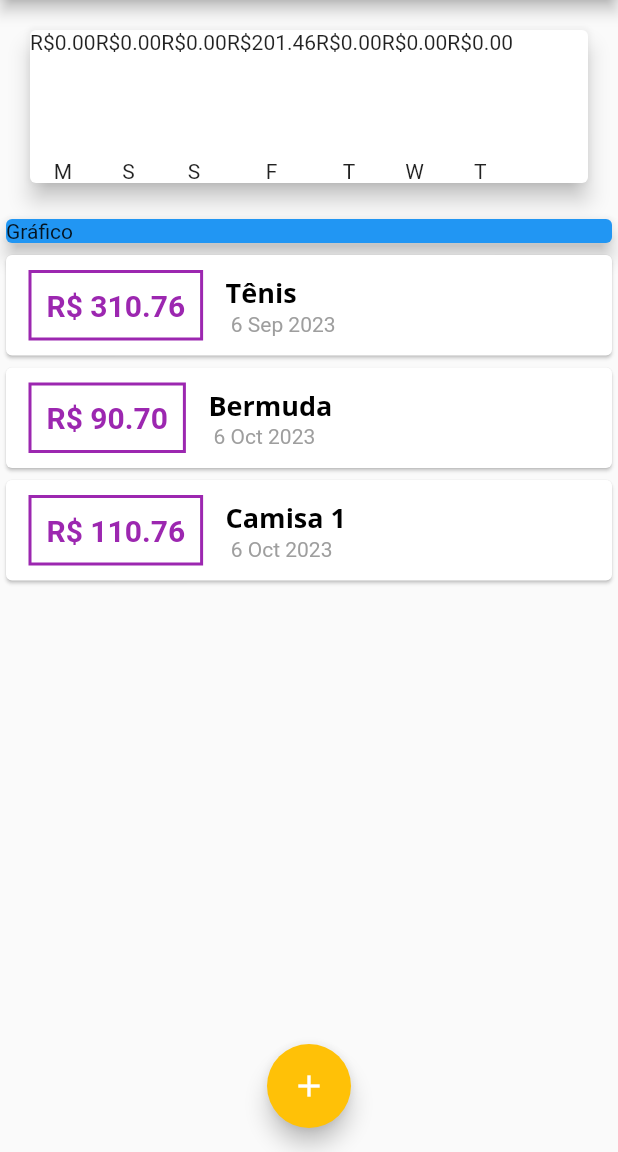
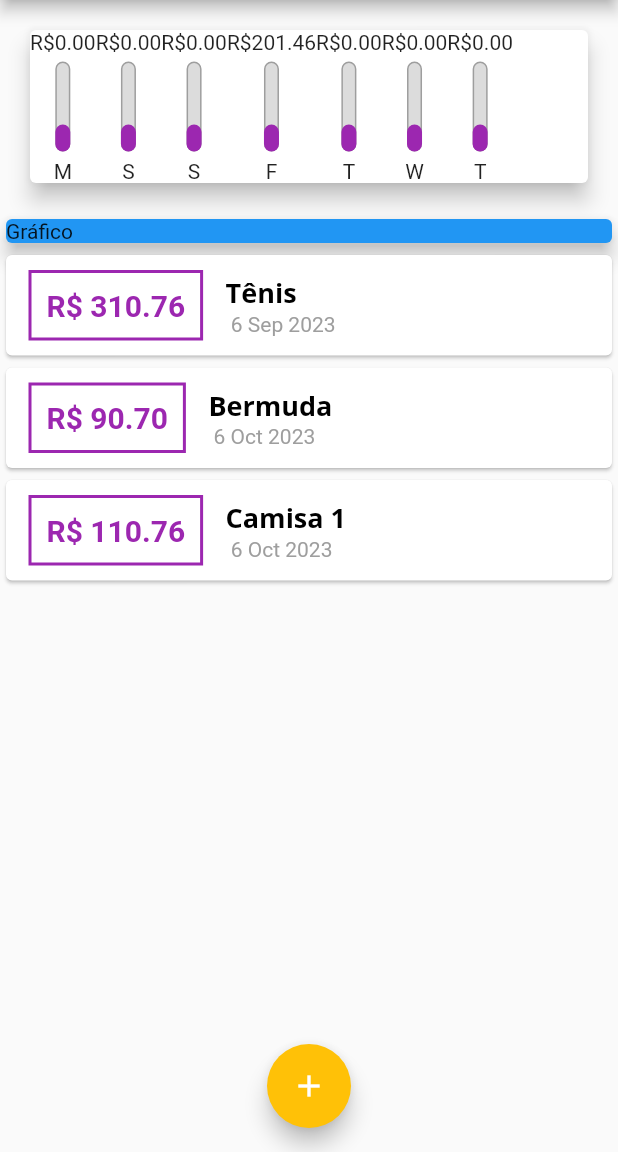
Before and after one commit to augustoprogramador/expenses, a Flutter app: the screen it shows after launch, on a phone screen of 412 x 824 dp, the part 84-1236 px from its top. Run offline on Flutter 3.47's test engine with Material 2 defaults, Android fonts, the phone set to English and light mode, and no system bars.

Commit message:
Exibindo o gráfico na tela

```diff
--- a/lib/components/chart_bar.dart
+++ b/lib/components/chart_bar.dart
@@ -19,7 +19,30 @@ class ChartBar extends StatelessWidget {
         Container(
           height: 60,
           width: 10,
-          child: null,
+          child: Stack(
+            alignment: Alignment.bottomCenter,
+            children: [
+              Container(
+                decoration: BoxDecoration(
+                  border: Border.all(
+                    color: Colors.grey,
+                    width: 1.0,
+                  ),
+                  color: Color.fromRGBO(220, 220, 220, 1),
+                  borderRadius: BorderRadius.circular(5),
+                ),
+              ),
+              FractionallySizedBox(
+                heightFactor: 0.3,
+                child: Container(
+                  decoration: BoxDecoration(
+                    color: Theme.of(context).colorScheme.primary,
+                    borderRadius: BorderRadius.circular(5),
+                  ),
+                ),
+              )
+            ],
+          ),
         ),
         SizedBox(
           height: 5,
```
